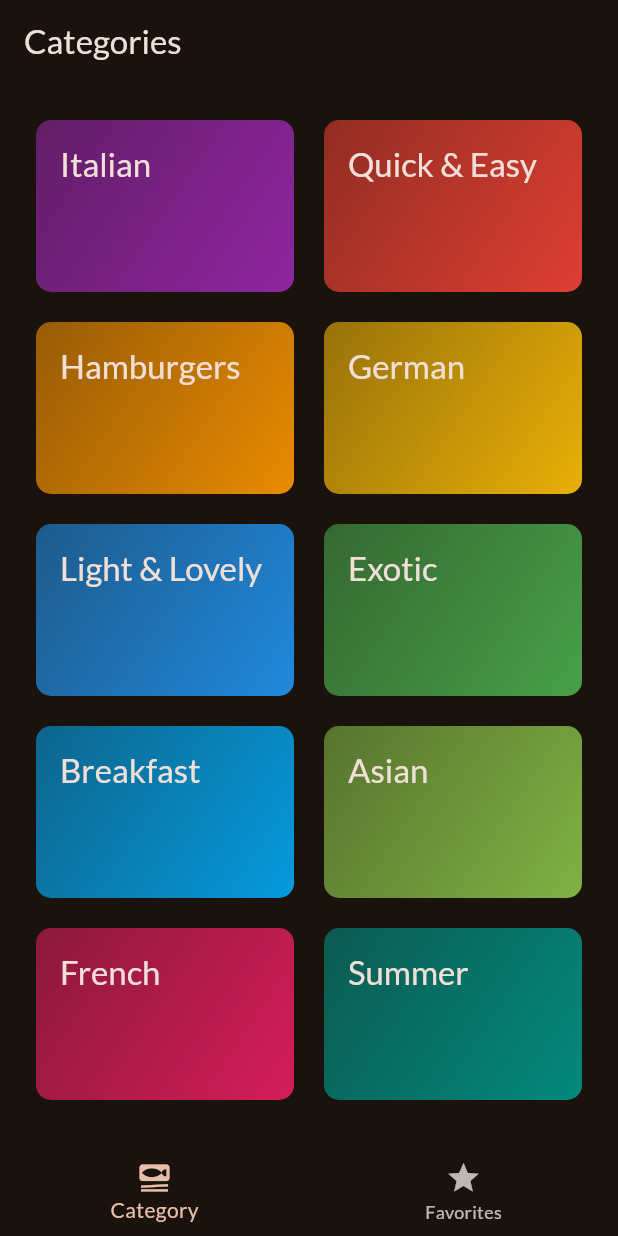
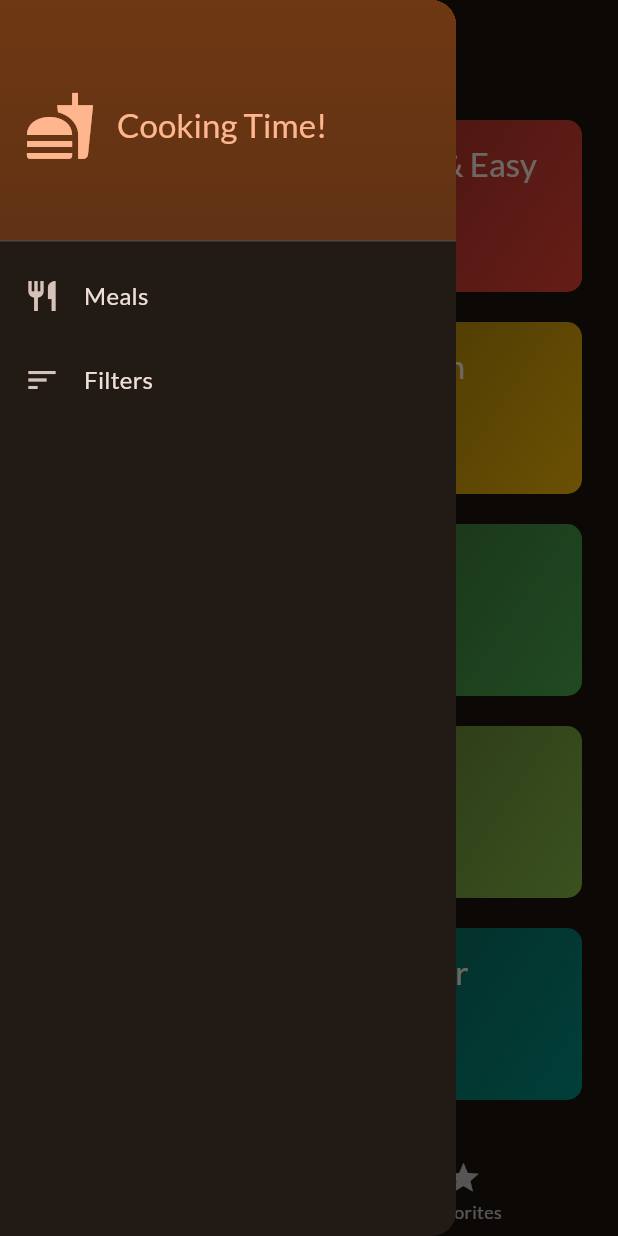
Before and after one commit to khwoat/flutter_course-meals_app, a Flutter app: the screen it shows after launch, with the side drawer open (before the commit the screen has no drawer), on a phone screen of 412 x 824 dp. Run offline on Flutter 3.47's test engine with Material 2 defaults, Android fonts, the phone set to English and light mode, and no system bars; our stand-ins replace google_fonts, transparent_image.

Commit message:
Add filter features

```diff
--- a/lib/screens/categories_screen.dart
+++ b/lib/screens/categories_screen.dart
@@ -10,14 +10,16 @@ import '../models/meal.dart';
 class CategoriesScreen extends StatelessWidget {
   const CategoriesScreen({
     super.key,
+    required this.filteredMeals,
     required this.onToggleFavorite,
   });
 
+  final List<Meal> filteredMeals;
   final void Function(Meal meal) onToggleFavorite;
 
   /// It will bring to Meals Screen that will show all meals of selected category.
   void _selectCategory(BuildContext context, Category category) {
-    final filteredMeals = dummyMeals
+    final categoryMeals = filteredMeals
         .where((meal) => meal.categories.contains(category.id))
         .toList();
 
@@ -26,7 +28,7 @@ class CategoriesScreen extends StatelessWidget {
       MaterialPageRoute(
         builder: (ctx) => MealsScreen(
           title: category.title,
-          meals: filteredMeals,
+          meals: categoryMeals,
           onToggleFavorite: onToggleFavorite,
         ),
       ),
--- a/lib/screens/navigation_screen.dart
+++ b/lib/screens/navigation_screen.dart
@@ -1,8 +1,18 @@
+import 'package:basic_todo_app/data/dummy_data.dart';
 import 'package:basic_todo_app/screens/categories_screen.dart';
+import 'package:basic_todo_app/screens/filters_screen.dart';
 import 'package:basic_todo_app/screens/meals_screen.dart';
+import 'package:basic_todo_app/widgets/main_drawer.dart';
 import 'package:flutter/material.dart';
 
 import '../models/meal.dart';
+
+const kInitialFilters = {
+  Filters.glutenFree: false,
+  Filters.lactoseFree: false,
+  Filters.vegetarian: false,
+  Filters.vegan: false,
+};
 
 /// Navigation screen that has a bottom navigation bar for go to the selected page.
 class NavigationScreen extends StatefulWidget {
@@ -13,7 +23,10 @@ class NavigationScreen extends StatefulWidget {
 }
 
 class _NavigationScreenState extends State<NavigationScreen> {
+  List<Meal> _filteredMeals = [];
   final List<Meal> _favoriteMeals = [];
+
+  Map<Filters, bool> _selectedFilters = kInitialFilters;
 
   int activePageIndex = 0;
 
@@ -22,6 +35,23 @@ class _NavigationScreenState extends State<NavigationScreen> {
     setState(() {
       activePageIndex = index;
     });
+  }
+
+  void _onSelectDrawerMenu(DrawerMenuIdentifier identifier) async {
+    Navigator.of(context).pop();
+    if (identifier == DrawerMenuIdentifier.filters) {
+      final result = await Navigator.of(context).push<Map<Filters, bool>>(
+        MaterialPageRoute(
+          builder: (context) => FiltersScreen(
+            selectedFilters: _selectedFilters,
+          ),
+        ),
+      );
+
+      setState(() {
+        _selectedFilters = result ?? kInitialFilters;
+      });
+    }
   }
 
   void _toggleMealFavorite(Meal meal) {
@@ -51,10 +81,28 @@ class _NavigationScreenState extends State<NavigationScreen> {
 
   @override
   Widget build(BuildContext context) {
-    // All pages
+    // Filter meals from user filter setting
+    _filteredMeals = dummyMeals.where((meal) {
+      if (_selectedFilters[Filters.glutenFree]! && !meal.isGlutenFree) {
+        return false;
+      }
+      if (_selectedFilters[Filters.lactoseFree]! && !meal.isLactoseFree) {
+        return false;
+      }
+      if (_selectedFilters[Filters.vegetarian]! && !meal.isVegetarian) {
+        return false;
+      }
+      if (_selectedFilters[Filters.vegan]! && !meal.isVegan) {
+        return false;
+      }
+      return true;
+    }).toList();
+
+    // Set all pages
     Map<String, Widget> pages = {
       'Categories': CategoriesScreen(
         onToggleFavorite: _toggleMealFavorite,
+        filteredMeals: _filteredMeals,
       ),
       'Your Favorites': MealsScreen(
         meals: _favoriteMeals,
@@ -66,6 +114,7 @@ class _NavigationScreenState extends State<NavigationScreen> {
       appBar: AppBar(
         title: Text(pages.keys.elementAt(activePageIndex)),
       ),
+      drawer: MainDrawer(onSelectMenu: _onSelectDrawerMenu),
       body: pages.values.elementAt(activePageIndex),
       bottomNavigationBar: BottomNavigationBar(
         onTap: _selectPage,
--- /dev/null
+++ b/lib/widgets/main_drawer.dart
@@ -0,0 +1,86 @@
+import 'package:flutter/material.dart';
+
+enum DrawerMenuIdentifier {
+  meals,
+  filters,
+}
+
+/// Main Drawer that contains short-cut menu such as filtering.
+class MainDrawer extends StatelessWidget {
+  const MainDrawer({
+    super.key,
+    required this.onSelectMenu,
+  });
+
+  final void Function(DrawerMenuIdentifier identifier) onSelectMenu;
+
+  @override
+  Widget build(BuildContext context) {
+    return Drawer(
+      child: Column(
+        children: [
+          // Header
+          DrawerHeader(
+            decoration: BoxDecoration(
+              gradient: LinearGradient(
+                colors: [
+                  Theme.of(context).colorScheme.primaryContainer,
+                  Theme.of(context)
+                      .colorScheme
+                      .primaryContainer
+                      .withOpacity(0.8),
+                ],
+                begin: Alignment.topCenter,
+                end: Alignment.bottomCenter,
+              ),
+            ),
+            child: Row(
+              children: [
+                Icon(
+                  Icons.fastfood,
+                  size: 48,
+                  color: Theme.of(context).colorScheme.primary,
+                ),
+                const SizedBox(width: 14),
+                Text(
+                  'Cooking Time!',
+                  style: Theme.of(context).textTheme.titleLarge!.copyWith(
+                        color: Theme.of(context).colorScheme.primary,
+                      ),
+                ),
+              ],
+            ),
+          ),
+
+          // Close drawer button
+          ListTile(
+            onTap: () => onSelectMenu(DrawerMenuIdentifier.meals),
+            leading: const Icon(
+              Icons.restaurant,
+            ),
+            title: Text(
+              'Meals',
+              style: Theme.of(context).textTheme.titleMedium!.copyWith(
+                    color: Theme.of(context).colorScheme.onBackground,
+                  ),
+            ),
+          ),
+
+          // Filter button
+          ListTile(
+            onTap: () => onSelectMenu(DrawerMenuIdentifier.filters),
+            leading: const Icon(
+              Icons.sort,
+            ),
+            title: Text(
+              'Filters',
+              style: Theme.of(context).textTheme.titleMedium!.copyWith(
+                    color: Theme.of(context).colorScheme.onBackground,
+                  ),
+            ),
+          ),
+        ],
+      ),
+    );
+  }
+}
```
Also changed, not shown: lib/screens/filters_screen.dart (added, +165 -0 lines).
